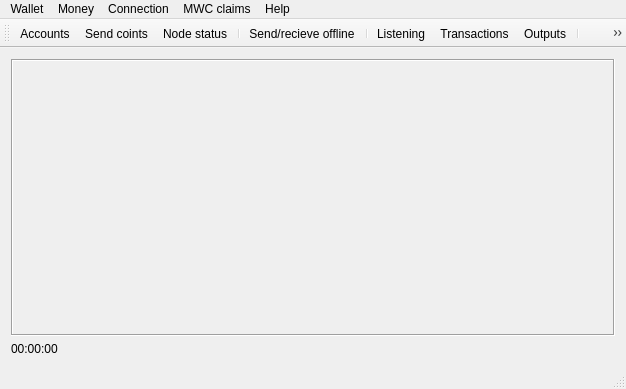
Before: the Qt Designer form core/mainwindow.ui in mwcproject/mwc-qt-wallet, drawn with Qt 5.
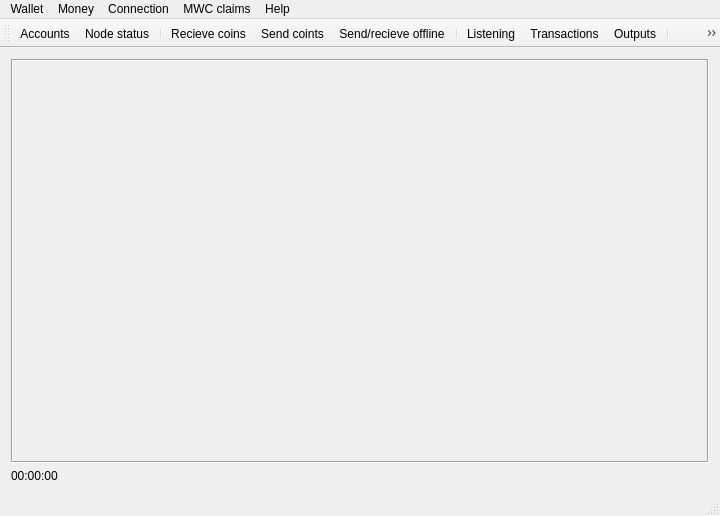
After: the same form once the commit is applied. Icons and pictures are not drawn.

What changed in the file:
```diff
--- a/core/mainwindow.ui
+++ b/core/mainwindow.ui
@@ -6,8 +6,8 @@
    <rect>
     <x>0</x>
     <y>0</y>
-    <width>626</width>
-    <height>389</height>
+    <width>720</width>
+    <height>516</height>
    </rect>
   </property>
   <property name="sizePolicy">
@@ -62,7 +62,7 @@
     <rect>
      <x>0</x>
      <y>0</y>
-     <width>626</width>
+     <width>720</width>
      <height>22</height>
     </rect>
    </property>
@@ -120,9 +120,10 @@
     <bool>false</bool>
    </attribute>
    <addaction name="actionAccount"/>
-   <addaction name="actionSend_coins"/>
    <addaction name="actionNode_status"/>
    <addaction name="separator"/>
+   <addaction name="actionRecieve_coins"/>
+   <addaction name="actionSend_coins"/>
    <addaction name="actionSend_recieve_offline"/>
    <addaction name="separator"/>
    <addaction name="actionListening_Status"/>
@@ -326,6 +327,15 @@
     <string>Outputs</string>
    </property>
   </action>
+  <action name="actionRecieve_coins">
+   <property name="icon">
+    <iconset resource="../resources.qrc">
+     <normaloff>:/img/receive_coins.png</normaloff>:/img/receive_coins.png</iconset>
+   </property>
+   <property name="text">
+    <string>Recieve coins</string>
+   </property>
+  </action>
  </widget>
  <layoutdefault spacing="6" margin="11"/>
  <resources>
```
Left out of the diff: 1 changed line with no effect on the pictures.
